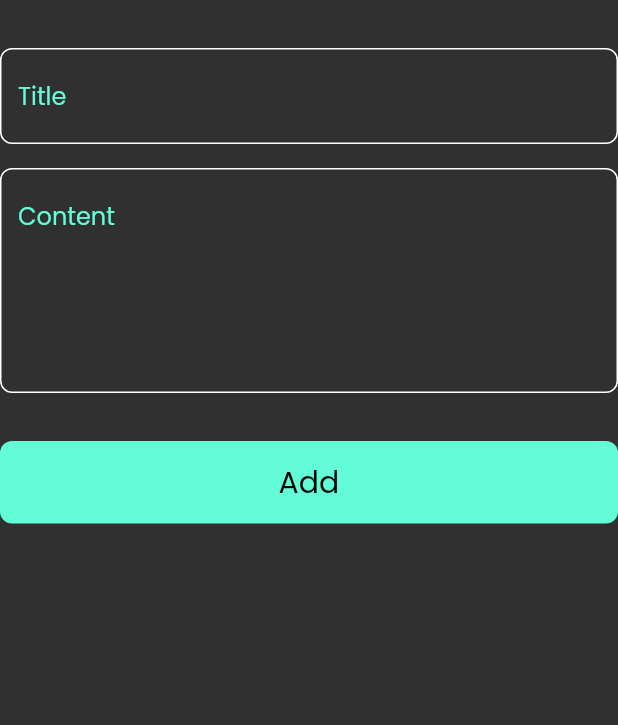
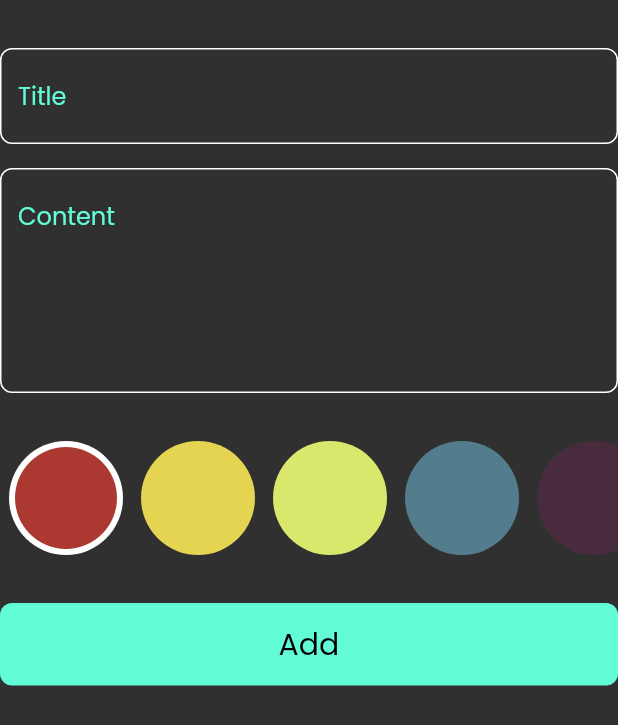
Before and after one commit to Mo7med-Ga3fer/notes_app, a Flutter app: the AddNoteForm widget shown alone on an empty page, opened directly, on a phone screen of 412 x 824 dp. Shown: the top 725 px of the screen. Run offline on Flutter 3.47's test engine with Material 2 defaults, Android fonts, the phone set to English and light mode, and no system bars; our stand-ins replace bloc, flutter_bloc, hive, hive_flutter; accounts and stored records are empty.

Commit message:
creating color list view

```diff
--- a/lib/constants.dart
+++ b/lib/constants.dart
@@ -2,3 +2,10 @@ import 'package:flutter/material.dart';
 
 const kPrimaryColor = Color(0xff62FCD7);
 const kNotesBox = 'notes_box';
+List<Color> kColors = const [
+  Color(0xffAC3931),
+  Color(0xffE5D352),
+  Color(0xffD9E76C),
+  Color(0xff537D8D),
+  Color(0xff482C3D),
+];
--- a/lib/cubits/add_note_cubit/add_note_cubit.dart
+++ b/lib/cubits/add_note_cubit/add_note_cubit.dart
@@ -9,7 +9,9 @@ part 'add_note_state.dart';
 class AddNoteCubit extends Cubit<AddNoteState> {
   AddNoteCubit() : super(AddNoteInitial());
 
+  Color color = const Color(0xffAC3931);
   addNote(NoteModel note) async{
+    note.color = color.value;
     emit(AddNoteLoading());
     try {
       var notesBox = Hive.box<NoteModel>(kNotesBox);
--- a/lib/widgets/add_note_form.dart
+++ b/lib/widgets/add_note_form.dart
@@ -3,7 +3,7 @@ import 'package:flutter_bloc/flutter_bloc.dart';
 import 'package:intl/intl.dart';
 import 'package:notes_app/cubits/add_note_cubit/add_note_cubit.dart';
 import 'package:notes_app/models/note_model.dart';
-
+import 'colors_list_view.dart';
 import 'custom_button.dart';
 import 'custom_text_field.dart';
 
@@ -49,6 +49,10 @@ class _AddNoteFormState extends State<AddNoteForm> {
           maxLines: 5,
         ),
         const SizedBox(
+            height: 32,
+          ),
+        const ColorsListView(),
+        const SizedBox(
           height: 32,
         ),
         BlocBuilder<AddNoteCubit, AddNoteState>(
--- /dev/null
+++ b/lib/widgets/colors_list_view.dart
@@ -0,0 +1,66 @@
+import 'package:flutter/material.dart';
+import 'package:flutter_bloc/flutter_bloc.dart';
+import 'package:notes_app/constants.dart';
+import 'package:notes_app/cubits/add_note_cubit/add_note_cubit.dart';
+
+class ColorItem extends StatelessWidget {
+  const ColorItem({super.key, required this.isActive, required this.color});
+
+  final bool isActive;
+
+  final Color color;
+  @override
+  Widget build(BuildContext context) {
+    return isActive
+        ? CircleAvatar(
+            radius: 38,
+            backgroundColor: Colors.white,
+            child: CircleAvatar(
+              radius: 34,
+              backgroundColor: color,
+            ),
+          )
+        : CircleAvatar(
+            radius: 38,
+            backgroundColor: color,
+          );
+  }
+}
+
+class ColorsListView extends StatefulWidget {
+  const ColorsListView({super.key});
+
+  @override
+  State<ColorsListView> createState() => _ColorsListViewState();
+}
+
+class _ColorsListViewState extends State<ColorsListView> {
+  int currentIndex = 0;
+
+  @override
+  Widget build(BuildContext context) {
+    return SizedBox(
+      height: 38 * 2,
+      child: ListView.builder(
+        itemCount: kColors.length,
+        scrollDirection: Axis.horizontal,
+        itemBuilder: (context, index) {
+          return Padding(
+            padding: const EdgeInsets.symmetric(horizontal: 6),
+            child: GestureDetector(
+              onTap: () {
+                currentIndex = index;
+                BlocProvider.of<AddNoteCubit>(context).color = kColors[index];
+                setState(() {});
+              },
+              child: ColorItem(
+                color: kColors[index],
+                isActive: currentIndex == index,
+              ),
+            ),
+          );
+        },
+      ),
+    );
+  }
+}
```
